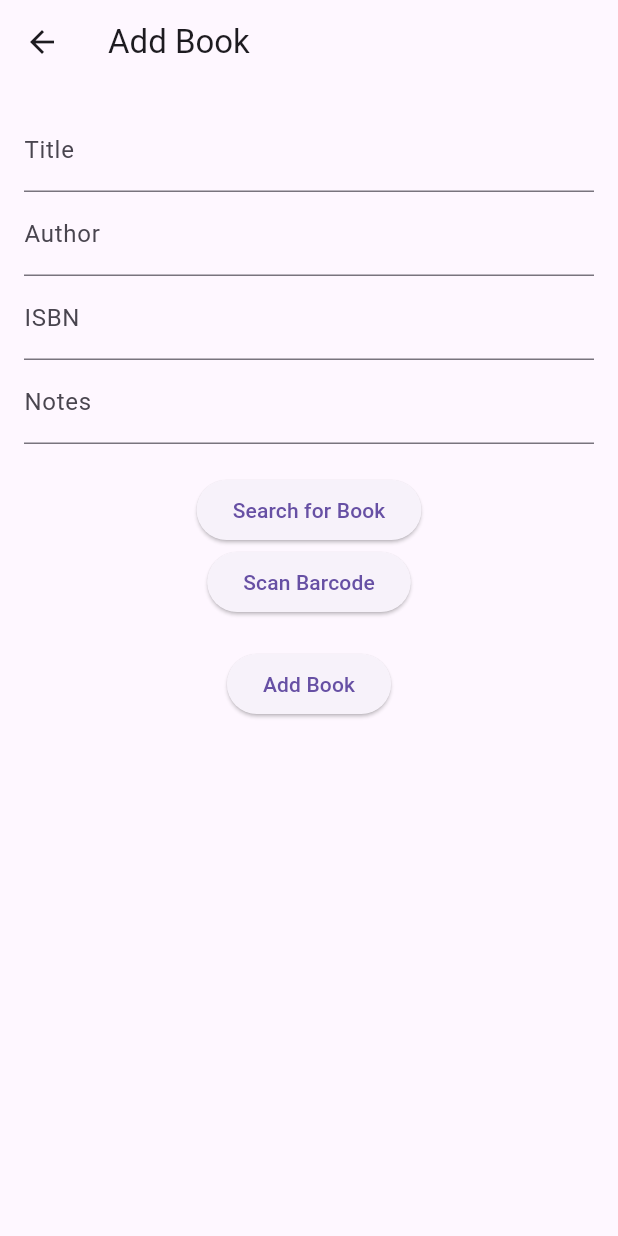
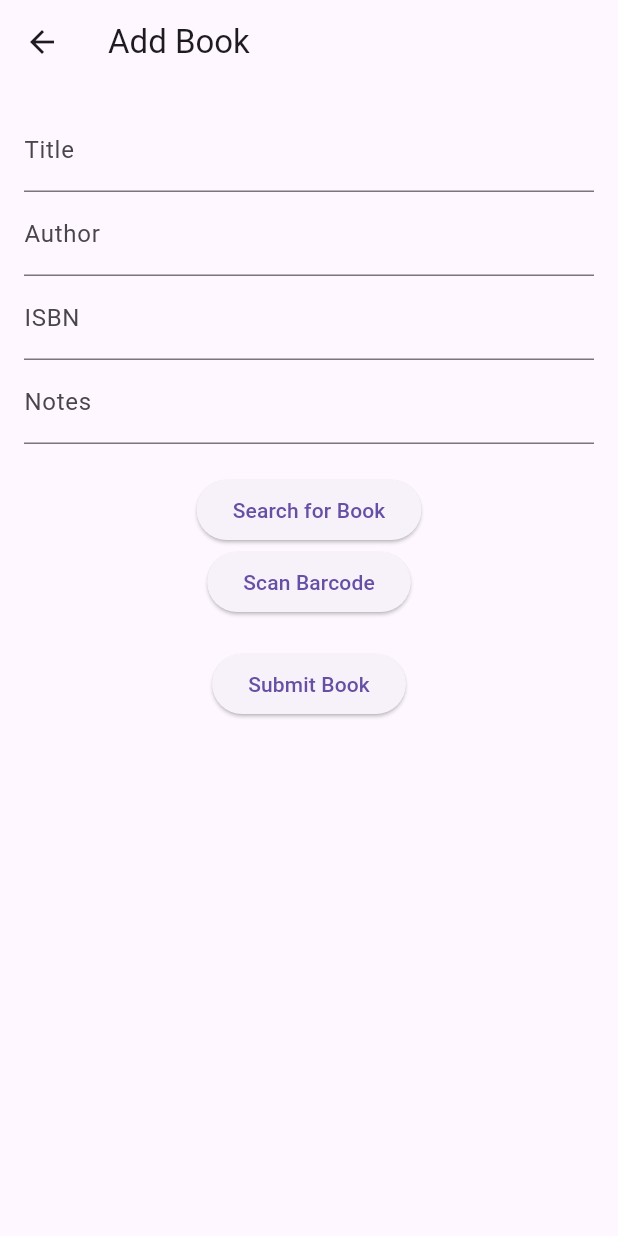
Before and after one commit to shnz99/flutter-library-app, a Flutter app: the AddBookScreen screen opened directly, on a phone screen of 412 x 824 dp. Run offline on Flutter 3.47's test engine with Material 3 defaults, Android fonts, the phone set to English and light mode, and no system bars; our stand-ins replace flutter_rating_bar, shared_preferences; accounts and stored records are empty; Roboto replaces fonts that are missing (CustomFont).

Commit message:
Update button text in AddBookScreen
* Change button text from "Add Book" to "Submit Book" in `lib/screens/add_book_screen.dart`
* Update test to check for "Submit Book" button text in `test/add_book_screen_test.dart`

```diff
--- a/lib/screens/add_book_screen.dart
+++ b/lib/screens/add_book_screen.dart
@@ -122,7 +122,7 @@ class _AddBookScreenState extends State<AddBookScreen> {
               SizedBox(height: 20),
               ElevatedButton(
                 onPressed: _addBook,
-                child: Text('Add Book'),
+                child: Text('Submit Book'),
               ),
             ],
           ),
```
Also changed, not shown: 1 other file.
